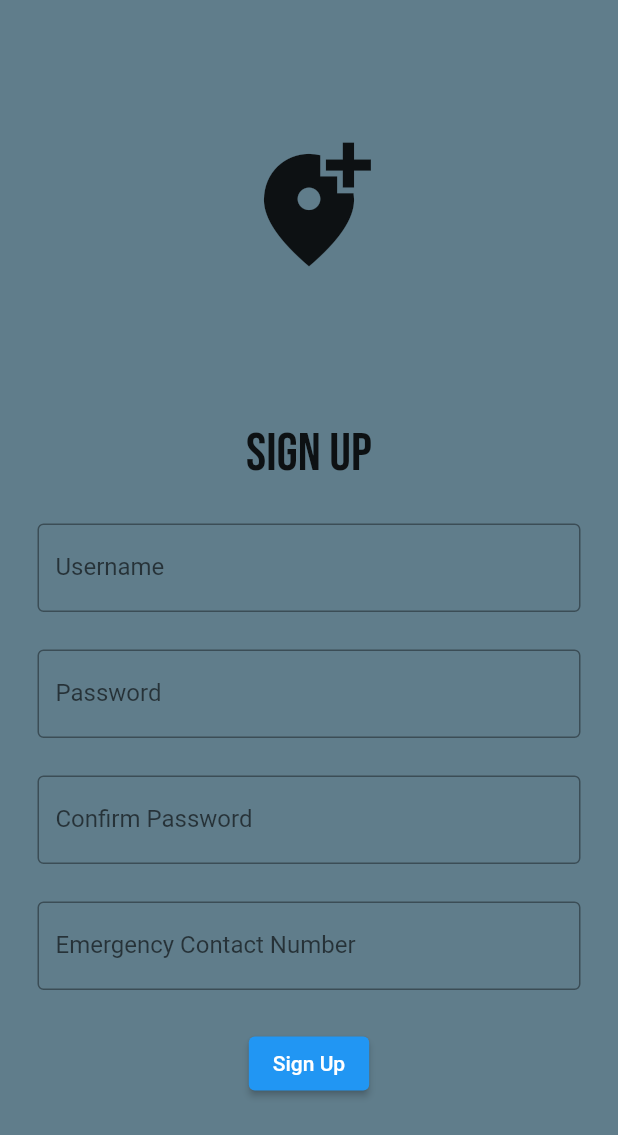
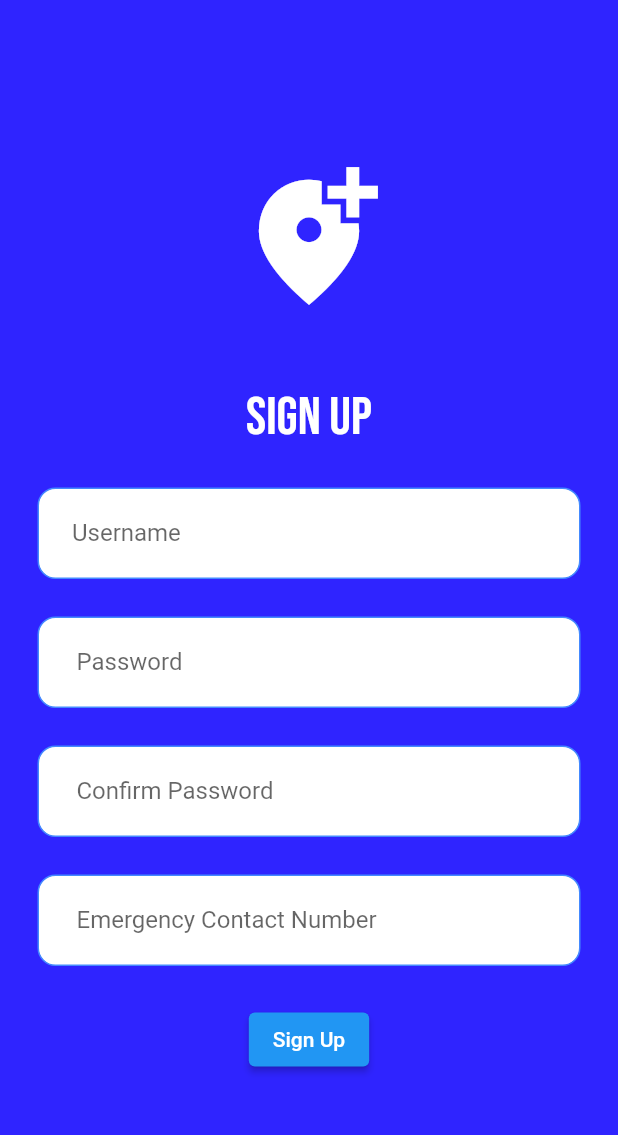
Before and after one commit to ofirmirkin/Athlete-Alert, a Flutter app: the SignUpPage screen opened directly, on a phone screen of 412 x 824 dp. Shown: the top 1135 px of the screen. Run offline on Flutter 3.47's test engine with Material 2 defaults, Android fonts, the phone set to English and light mode, and no system bars; our stand-ins replace cloud_firestore, firebase_auth, firebase_core, firebase_database, geolocator, google_fonts and 1 more; missing offline and left inert: twilio_flutter; accounts and stored records are empty; network calls fail.

Commit message:
Updated color scheme to match app standards

```diff
--- a/lib/add-friends.dart
+++ b/lib/add-friends.dart
@@ -33,6 +33,7 @@ class _FriendsPageState extends State<FriendsPage> {
       length: 2,
       child: Scaffold(
         appBar: AppBar(
+          backgroundColor:  Color.fromRGBO(47, 36, 255, 1),   //Background colour at add friends
           title: Text('Friends'),
           bottom: TabBar(
             tabs: [
--- a/lib/menu-page.dart
+++ b/lib/menu-page.dart
@@ -6,15 +6,17 @@ class NavDrawer extends StatelessWidget {
   @override
   Widget build(BuildContext context) {
     return Drawer(
+      backgroundColor:  Colors.white,
       child: ListView(
         physics: BouncingScrollPhysics(),
         shrinkWrap: true,
         padding: EdgeInsets.zero,
         children: <Widget>[
           DrawerHeader(
-            child: Text(
+             child: Text(
               'Menu',
-              style: TextStyle(color: Colors.greenAccent, fontSize: 25),
+              //style: TextStyle(color: Colors.white, fontSize: 25),
+              style: TextStyle(color: Colors.white, fontSize: 25),
             ),
             decoration: BoxDecoration(
                 color: Colors.blueAccent,
--- a/lib/search-user.dart
+++ b/lib/search-user.dart
@@ -43,6 +43,7 @@ class _SearchFriendsPageState extends State<SearchFriendsPage> {
   Widget build(BuildContext context) {
     return Scaffold(
       appBar: AppBar(
+        backgroundColor: Color.fromRGBO(47, 36, 255, 1),
         title: Text('Search Friends'),
       ),
       body: Column(
--- a/lib/signup.dart
+++ b/lib/signup.dart
@@ -30,7 +30,8 @@ class _SignUpPageState extends State<SignUpPage> {
               email: _usernameController.text.trim(),
               password: _passwordController.text.trim());
 
-      print('User created with Email: ${userCredential.user!.email} and Password: ${_passwordController.text.trim()}');
+      print(
+          'User created with Email: ${userCredential.user!.email} and Password: ${_passwordController.text.trim()}');
 
       // Create user document in Firestore
       await _usersCollection.doc(userCredential.user!.uid).set({
@@ -63,7 +64,7 @@ class _SignUpPageState extends State<SignUpPage> {
   @override
   Widget build(BuildContext context) {
     return Scaffold(
-      backgroundColor: Colors.blueGrey,
+      backgroundColor: Color.fromRGBO(47, 36, 255, 1),
       body: SafeArea(
         child: Center(
           child: SingleChildScrollView(
@@ -73,14 +74,18 @@ class _SignUpPageState extends State<SignUpPage> {
                 // App icon
                 Icon(
                   Icons.add_location_alt_sharp,
-                  size: 90,
+                  color: Colors.white,
+                  size: 100,
                 ),
-                SizedBox(height: 100),
+                SizedBox(
+                  height: 50,
+                ),
 
                 // Welcome text
                 Text(
                   'Sign Up',
                   style: GoogleFonts.bebasNeue(
+                    color: Colors.white,
                     fontSize: 36,
                   ),
                 ),
@@ -89,11 +94,21 @@ class _SignUpPageState extends State<SignUpPage> {
                 // Username field
                 Padding(
                   padding: const EdgeInsets.symmetric(horizontal: 25.0),
+                  child: Container(
+                    decoration: BoxDecoration(
+                      color: Colors.white,
+                      border: Border.all(color: Colors.blueAccent),
+                      borderRadius: BorderRadius.circular(12),
+                    ),
+                    child: Padding(
+                      padding: const EdgeInsets.only(left: 22.0),
                       child: TextField(
                         controller: _usernameController,
                         decoration: InputDecoration(
-                      border: OutlineInputBorder(),
+                          border: InputBorder.none,
                           labelText: 'Username',
+                        ),
+                      ),
                     ),
                   ),
                 ),
@@ -102,12 +117,22 @@ class _SignUpPageState extends State<SignUpPage> {
                 // Password field
                 Padding(
                   padding: const EdgeInsets.symmetric(horizontal: 25.0),
+                  child: Container(
+                    decoration: BoxDecoration(
+                      color: Colors.white,
+                      border: Border.all(color: Colors.blueAccent),
+                      borderRadius: BorderRadius.circular(12),
+                    ),
+                    child: Padding(
+                      padding: const EdgeInsets.symmetric(horizontal: 25.0),
                       child: TextField(
                         controller: _passwordController,
                         obscureText: true,
                         decoration: InputDecoration(
-                      border: OutlineInputBorder(),
+                          border: InputBorder.none,
                           labelText: 'Password',
+                        ),
+                      ),
                     ),
                   ),
                 ),
@@ -116,12 +141,22 @@ class _SignUpPageState extends State<SignUpPage> {
                 // Confirm password field
                 Padding(
                   padding: const EdgeInsets.symmetric(horizontal: 25.0),
+                  child: Container(
+                    decoration: BoxDecoration(
+                      color: Colors.white,
+                      border: Border.all(color: Colors.blueAccent),
+                      borderRadius: BorderRadius.circular(12),
+                    ),
+                    child: Padding(
+                      padding: const EdgeInsets.symmetric(horizontal: 25.0),
                       child: TextField(
                         controller: _confirmPasswordController,
                         obscureText: true,
                         decoration: InputDecoration(
-                      border: OutlineInputBorder(),
+                          border: InputBorder.none,
                           labelText: 'Confirm Password',
+                        ),
+                      ),
                     ),
                   ),
                 ),
@@ -130,14 +165,25 @@ class _SignUpPageState extends State<SignUpPage> {
                 // Emergency contact number field
                 Padding(
                   padding: const EdgeInsets.symmetric(horizontal: 25.0),
+                  child: Container(
+                    decoration: BoxDecoration(
+                      color: Colors.white,
+                      border: Border.all(color: Colors.blueAccent),
+                      borderRadius: BorderRadius.circular(12),
+                    ),
+                    child: Padding(
+                      padding: const EdgeInsets.symmetric(horizontal: 25.0),
                       child: TextField(
                         controller: _emergencyContactController,
                         decoration: InputDecoration(
-                      border: OutlineInputBorder(),
+                          border: InputBorder.none,
                           labelText: 'Emergency Contact Number',
                         ),
                       ),
                     ),
+                  ),
+                ),
+
                 SizedBox(height: 25),
 
                 // Sign up button
```
Lines whose indentation alone changed are shown as unchanged.
